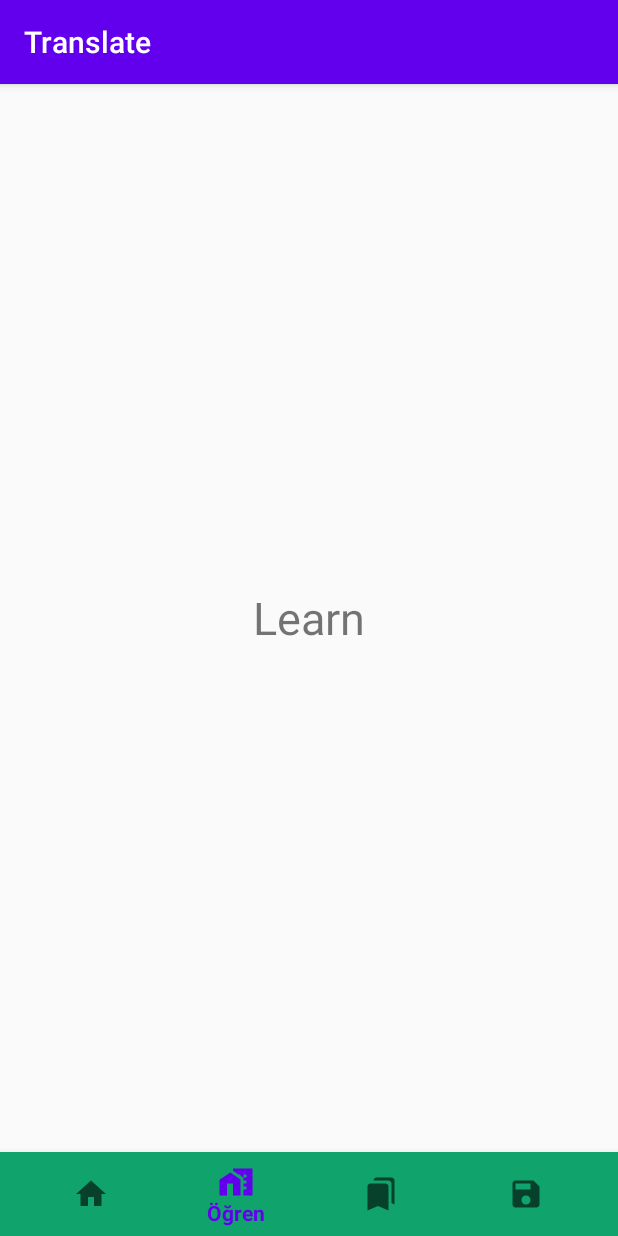
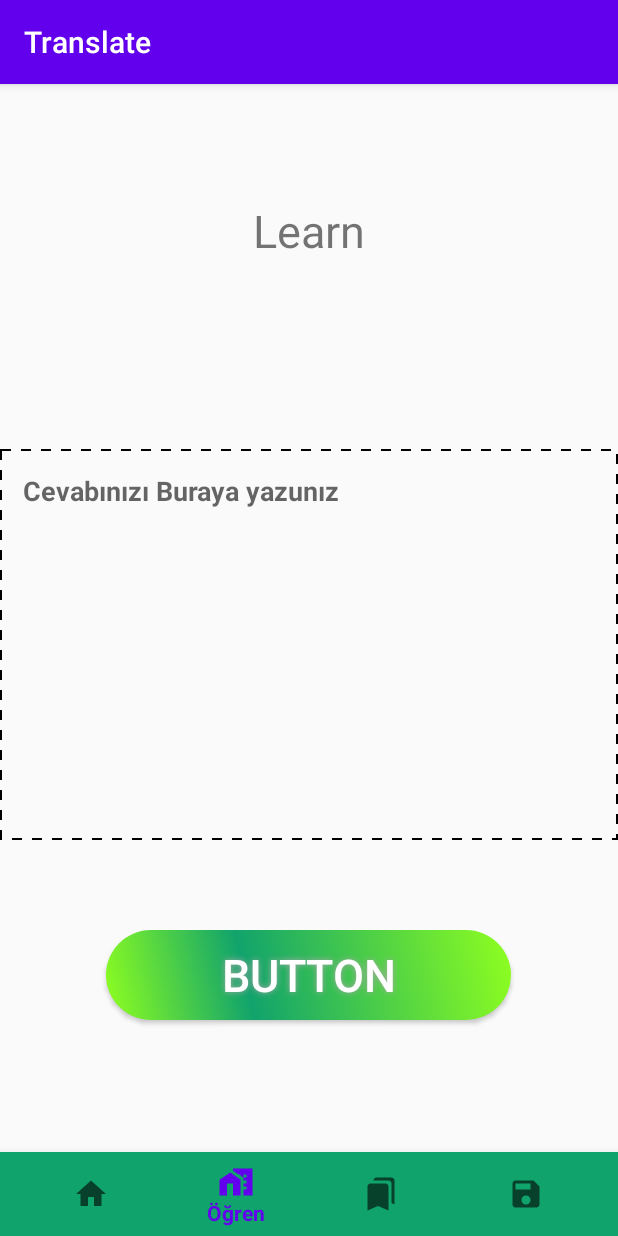
Before and after one commit to Yusuf-E/Translate-AWS, an Android app: the fragment SaveFragment placed in its activity, item 2 of the bottom bar chosen, on a phone screen of 412 x 824 dp. Run offline under Robolectric (Android 15) with nearby library versions, the phone set to English and light mode, and no system bars; libraries missing offline, so code that uses them is left out: com.amplifyframework, com.amplifyframework.auth, com.amplifyframework.core, com.amplifyframework.predictions, com.hitomi.cmlibrary and 1 more; 4 statements that could not run were skipped.

Commit message:
other sections design changed

```diff
--- a/app/src/main/java/com/example/translate/SaveFragment.java
+++ b/app/src/main/java/com/example/translate/SaveFragment.java
@@ -4,15 +4,46 @@ import android.os.Bundle;
 import android.view.LayoutInflater;
 import android.view.View;
 import android.view.ViewGroup;
+import android.widget.ArrayAdapter;
+import android.widget.ListView;
 
 import androidx.annotation.NonNull;
 import androidx.annotation.Nullable;
 import androidx.fragment.app.Fragment;
 
+import java.util.ArrayList;
+import java.util.List;
+
 public class SaveFragment extends Fragment {
-    @Nullable
     @Override
-    public View onCreateView(@NonNull LayoutInflater inflater, @Nullable ViewGroup container, @Nullable Bundle savedInstanceState) {
-        return inflater.inflate(R.layout.fragment_saved,container,false);
+    public View onCreateView( LayoutInflater inflater,  ViewGroup container,  Bundle savedInstanceState) {
+
+        View v= inflater.inflate(R.layout.fragment_saved,container,false);
+
+        ArrayList<String> dizi = new ArrayList<>();
+        dizi.add("");
+        dizi.add("item1");
+        dizi.add("item2");
+        dizi.add("item3");
+        dizi.add("item1");
+        dizi.add("item2");
+        dizi.add("item3");
+        dizi.add("item1");
+        dizi.add("item2");
+        dizi.add("item3");
+        dizi.add("item1");
+        dizi.add("item2");
+        dizi.add("item3");
+        dizi.add("item1");
+        dizi.add("item2");
+        dizi.add("item3");
+
+        ArrayAdapter<String> adapter = new ArrayAdapter<String>(getContext(),android.R.layout.simple_list_item_1,dizi);
+
+
+        ListView listView = ((ListView) v.findViewById(R.id.listView));
+
+        listView.setAdapter(adapter);
+        return v;
     }
 }
--- /dev/null
+++ b/app/src/main/res/drawable/buttonshape.xml
@@ -0,0 +1,24 @@
+<?xml version="1.0" encoding="utf-8"?>
+<shape xmlns:android="http://schemas.android.com/apk/res/android" android:shape="rectangle" >
+    <corners
+        android:radius="33dp"
+        />
+    <gradient
+        android:angle="45"
+        android:centerX="35%"
+        android:centerColor="#11a36c"
+        android:startColor="#8FFF1F"
+        android:endColor="#8FFF1F"
+        android:type="linear"
+        />
+    <padding
+        android:left="0dp"
+        android:top="0dp"
+        android:right="0dp"
+        android:bottom="0dp"
+        />
+    <size
+        android:width="270dp"
+        android:height="60dp"
+        />
+</shape>
--- a/app/src/main/res/layout/fragment_learn.xml
+++ b/app/src/main/res/layout/fragment_learn.xml
@@ -1,13 +1,61 @@
 <?xml version="1.0" encoding="utf-8"?>
 <androidx.constraintlayout.widget.ConstraintLayout
-    xmlns:android="http://schemas.android.com/apk/res/android" android:layout_width="match_parent"
+    xmlns:android="http://schemas.android.com/apk/res/android"
+    xmlns:app="http://schemas.android.com/apk/res-auto"
+    xmlns:tools="http://schemas.android.com/tools"
+    android:layout_width="match_parent"
     android:layout_height="match_parent">
+
     <TextView
-        android:layout_width="match_parent"
-        android:layout_height="match_parent"
+        android:id="@+id/textView"
+        android:layout_width="411dp"
+        android:layout_height="163dp"
+        android:layout_marginTop="16dp"
+        android:layout_marginBottom="32dp"
+        android:gravity="center"
         android:text="Learn"
         android:textSize="30sp"
-        android:gravity="center"
-        />
+        app:layout_constraintBottom_toTopOf="@+id/editTextTextPersonName"
+        app:layout_constraintEnd_toEndOf="parent"
+        app:layout_constraintHorizontal_bias="1.0"
+        app:layout_constraintStart_toStartOf="parent"
+        app:layout_constraintTop_toTopOf="parent" />
+
+    <EditText
+        android:id="@+id/editTextTextPersonName"
+        android:layout_width="match_parent"
+        android:layout_height="0dp"
+        android:padding="15dp"
+        android:layout_marginTop="32dp"
+        android:layout_marginBottom="60dp"
+        android:background="@drawable/textview_border"
+        android:gravity="top|left"
+        android:textStyle="bold"
+        android:hint="Cevabınızı Buraya yazunız"
+        app:layout_constraintBottom_toTopOf="@+id/angry_btn"
+        app:layout_constraintEnd_toEndOf="parent"
+        app:layout_constraintHorizontal_bias="1.0"
+        app:layout_constraintStart_toStartOf="parent"
+        app:layout_constraintTop_toBottomOf="@+id/textView" />
+
+    <Button
+        android:id="@+id/angry_btn"
+
+        android:layout_width="270dp"
+        android:layout_height="60dp"
+
+        android:layout_marginBottom="88dp"
+        android:background="@drawable/buttonshape"
+        android:shadowColor="#A8A8A8"
+        android:shadowDx="0"
+        android:shadowDy="0"
+        android:shadowRadius="5"
+        android:text="Button"
+        android:textColor="#FFFFFF"
+        android:textSize="30sp"
+        app:layout_constraintBottom_toBottomOf="parent"
+        app:layout_constraintEnd_toEndOf="parent"
+        app:layout_constraintHorizontal_bias="0.496"
+        app:layout_constraintStart_toStartOf="parent" />
 
 </androidx.constraintlayout.widget.ConstraintLayout>
```
Also changed, not shown: app/src/main/java/com/example/translate/WordsFragment.java (+33 -3 lines), app/src/main/res/layout/fragment_saved.xml (+11 -7 lines), app/src/main/res/layout/fragment_words.xml (+13 -6 lines).
